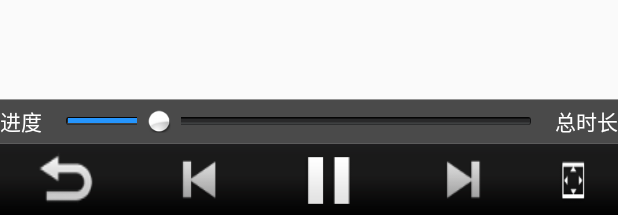
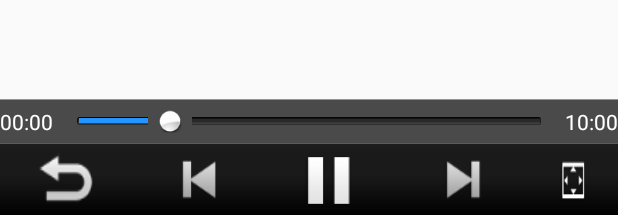
Before and after one commit to lianshuideyu/My_MobilePlay, an Android app: the layout media_controller.xml on its own in the app's theme, with its tools: preview values and no code run, on a phone screen of 412 x 824 dp. Shown: the part 1018-1233 px from the top of the screen. Run offline under Robolectric (Android 15) with nearby library versions, the phone set to English and light mode, and no system bars.

Commit message:
视频seekBar进度更新-

```diff
--- a/app/src/main/res/layout/media_controller.xml
+++ b/app/src/main/res/layout/media_controller.xml
@@ -101,7 +101,7 @@
                 android:id="@+id/tv_current_time"
                 android:layout_width="wrap_content"
                 android:layout_height="wrap_content"
-                android:text="进度"
+                android:text="00:00"
                 android:textColor="@android:color/white" />
 
             <SeekBar
@@ -120,7 +120,7 @@
                 android:id="@+id/tv_duration"
                 android:layout_width="wrap_content"
                 android:layout_height="wrap_content"
-                android:text="总时长"
+                android:text="10:00"
                 android:textColor="@android:color/white" />
 
         </LinearLayout>
```
Also changed, not shown: app/src/main/java/com/atguigu/my_mobileplay/activity/SystemVideoPlayerActivity.java (+44 -2 lines).
